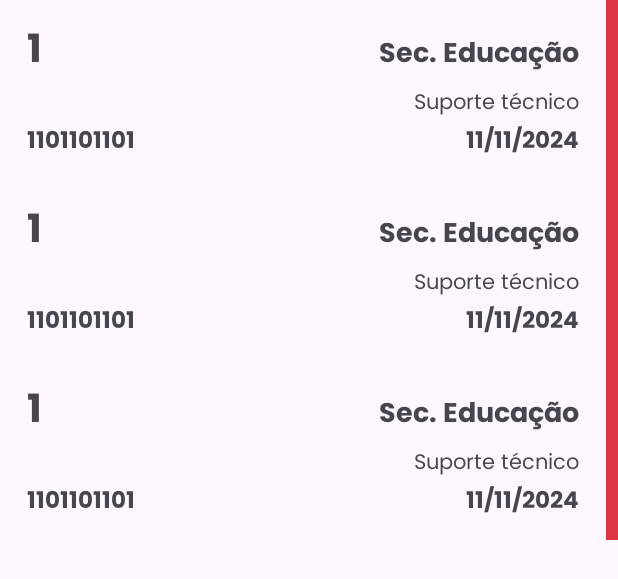
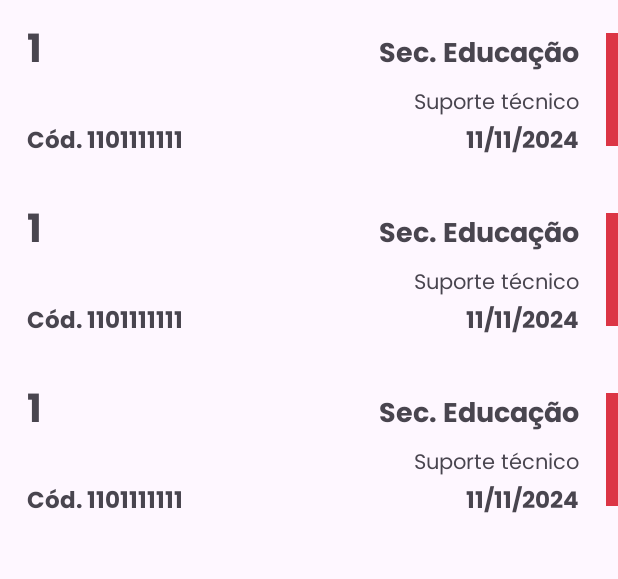
Before and after one commit to OctusPi/App-SisChamados, an Android app: the layout fragment_chamados_rv.xml on its own in the app's theme, with its tools: preview values and no code run, on a phone screen of 412 x 824 dp. Shown: the top 579 px of the screen. Run offline under Robolectric (Android 15) with nearby library versions, the phone set to English and light mode, and no system bars.

Commit message:
chore: _

```diff
--- a/app/src/main/java/br/com/dticampossales/appsischamados/LoginActivity.java
+++ b/app/src/main/java/br/com/dticampossales/appsischamados/LoginActivity.java
@@ -3,6 +3,8 @@ package br.com.dticampossales.appsischamados;
 import androidx.appcompat.app.AppCompatActivity;
 
 import android.os.Bundle;
+import android.widget.Button;
+import android.widget.Toast;
 
 public class LoginActivity extends AppCompatActivity {
 
--- a/app/src/main/java/br/com/dticampossales/appsischamados/adapters/ChamadosRVAdapter.java
+++ b/app/src/main/java/br/com/dticampossales/appsischamados/adapters/ChamadosRVAdapter.java
@@ -1,4 +1 @@
 package br.com.dticampossales.appsischamados.adapters;
-
-public class ChamadosRVAdapter {
-}
--- a/app/src/main/res/layout/chamados_rv_item.xml
+++ b/app/src/main/res/layout/chamados_rv_item.xml
@@ -59,7 +59,7 @@
                 android:layout_height="match_parent"
                 android:fontFamily="@font/poppins_bold"
                 android:gravity="center|start"
-                android:text="1101101101"
+                android:text="Cód. 1101111111"
                 android:textSize="15sp" />
 
             <TextView
@@ -75,7 +75,7 @@
     </LinearLayout>
     <View
         android:layout_width="8dp"
-        android:layout_gravity="end"
+        android:layout_gravity="end|center"
         android:background="@color/bs_red"
-        android:layout_height="match_parent"/>
+        android:layout_height="75dp"/>
 </FrameLayout>
--- a/app/src/main/res/values-night/themes.xml
+++ b/app/src/main/res/values-night/themes.xml
@@ -2,6 +2,7 @@
     <!-- Base application theme. -->
     <style name="Base.Theme.AppSisChamados" parent="Theme.Material3.DayNight.NoActionBar">
         <!-- Customize your dark theme here. -->
-        <!-- <item name="colorPrimary">@color/my_dark_primary</item> -->
+        <item name="colorPrimary">@color/bs_blue</item>
+        <item name="android:textColorPrimary">@color/bs_white</item>
     </style>
 </resources>
--- a/app/src/main/res/values/themes.xml
+++ b/app/src/main/res/values/themes.xml
@@ -1,6 +1,6 @@
 <resources xmlns:tools="http://schemas.android.com/tools">
     <!-- Base application theme. -->
-    <style name="Base.Theme.AppSisChamados" parent="Theme.Material3.DayNight.NoActionBar">
+    <style name="Base.Theme.AppSisChamados" parent="Theme.Material3.Light.NoActionBar">
         <!-- Customize your light theme here. -->
         <item name="colorPrimary">@color/bs_blue</item>
     </style>
```
Also changed, not shown: app/src/main/java/br/com/dticampossales/appsischamados/MainActivity.java (+9 -1 lines), app/src/main/res/layout/activity_login.xml (+16 -6 lines).
